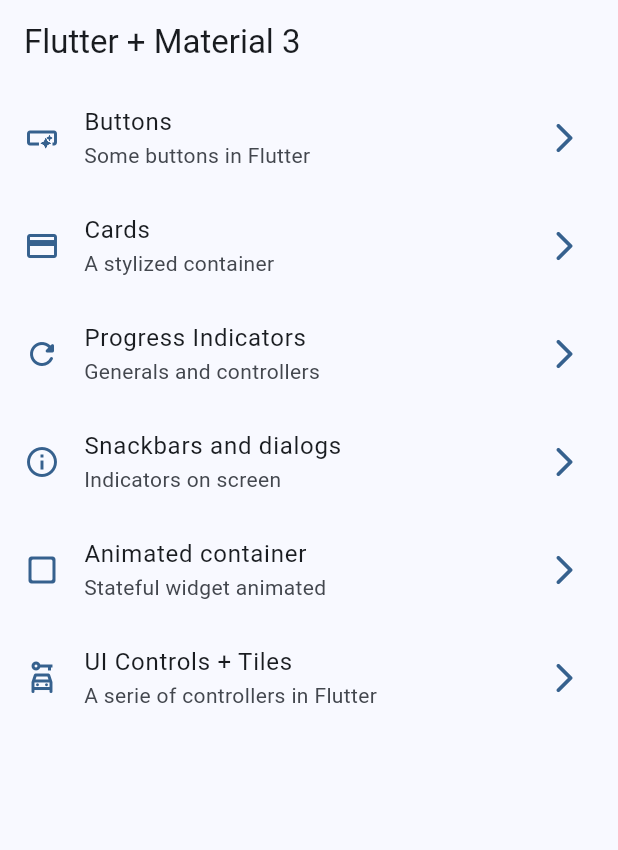
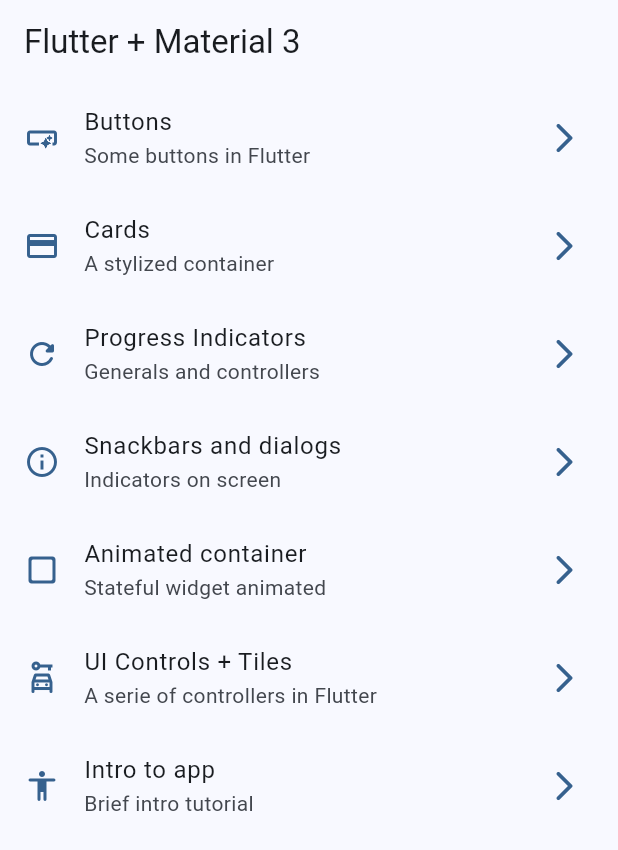
Before and after one commit to stivenramireza/flutter-learning, a Flutter app: the screen it shows after launch, on a phone screen of 412 x 824 dp. Shown: the top 850 px of the screen. Run offline on Flutter 3.47's test engine with Material 3 defaults, Android fonts, the phone set to English and light mode, and no system bars; our stand-ins replace go_router.

Commit message:
[ADD] Tutorial screen

```diff
--- a/widgets_app/lib/config/menu/menu_items.dart
+++ b/widgets_app/lib/config/menu/menu_items.dart
@@ -50,5 +50,11 @@ const appMenuItems = <MenuItem>[
       subTitle: 'A serie of controllers in Flutter',
       link: '/ui-controls',
       icon: Icons.car_rental_outlined
+  ),
+  MenuItem(
+      title: 'Intro to app',
+      subTitle: 'Brief intro tutorial',
+      link: '/tutorial',
+      icon: Icons.accessibility_rounded
   )
 ];
--- a/widgets_app/lib/config/router/app_router.dart
+++ b/widgets_app/lib/config/router/app_router.dart
@@ -39,6 +39,11 @@ final appRouter = GoRouter(
       name: UiControlsScreen.name,
       path: '/ui-controls',
       builder: (context, state) => const UiControlsScreen(),
+    ),
+    GoRoute(
+      name: AppTutorialScreen.name,
+      path: '/tutorial',
+      builder: (context, state) => const AppTutorialScreen(),
     )
   ]
 );
```
